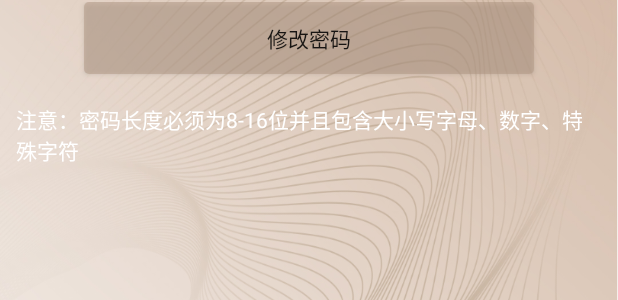
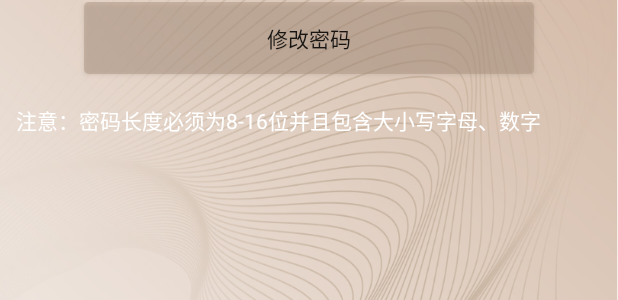
Before and after one commit to violet-two/login-android, an Android app: the layout activity_modify_password.xml on its own in the app's theme, with its tools: preview values and no code run, on a phone screen of 412 x 824 dp. Shown: the part 299-599 px from the top of the screen. Run offline under Robolectric (Android 15) with nearby library versions, the phone set to English and light mode, and no system bars.

Commit message:
更新了登录和注册

```diff
--- a/login-ws-team/src/main/res/values/strings.xml
+++ b/login-ws-team/src/main/res/values/strings.xml
@@ -15,7 +15,7 @@
     <string name="confirmPassword">请再次输入密码（8到16位）</string>
     <string name="name">请输入您的名称</string>
     <string name="register_button">免费注册</string>
-    <string name="tips">注意：密码长度必须为8-16位并且包含大小写字母、数字、特殊字符</string>
+    <string name="tips">注意：密码长度必须为8-16位并且包含大小写字母、数字</string>
 
     <!--修改密码-->
     <string name="modify_button">修改密码</string>
```
Also changed, not shown: login-ws-team/src/main/java/ws/com/login_ws_team/ModifyPasswordActivity.java (+4 -3 lines), login-ws-team/src/main/java/ws/com/login_ws_team/RegisterActivity.java (+4 -3 lines).
